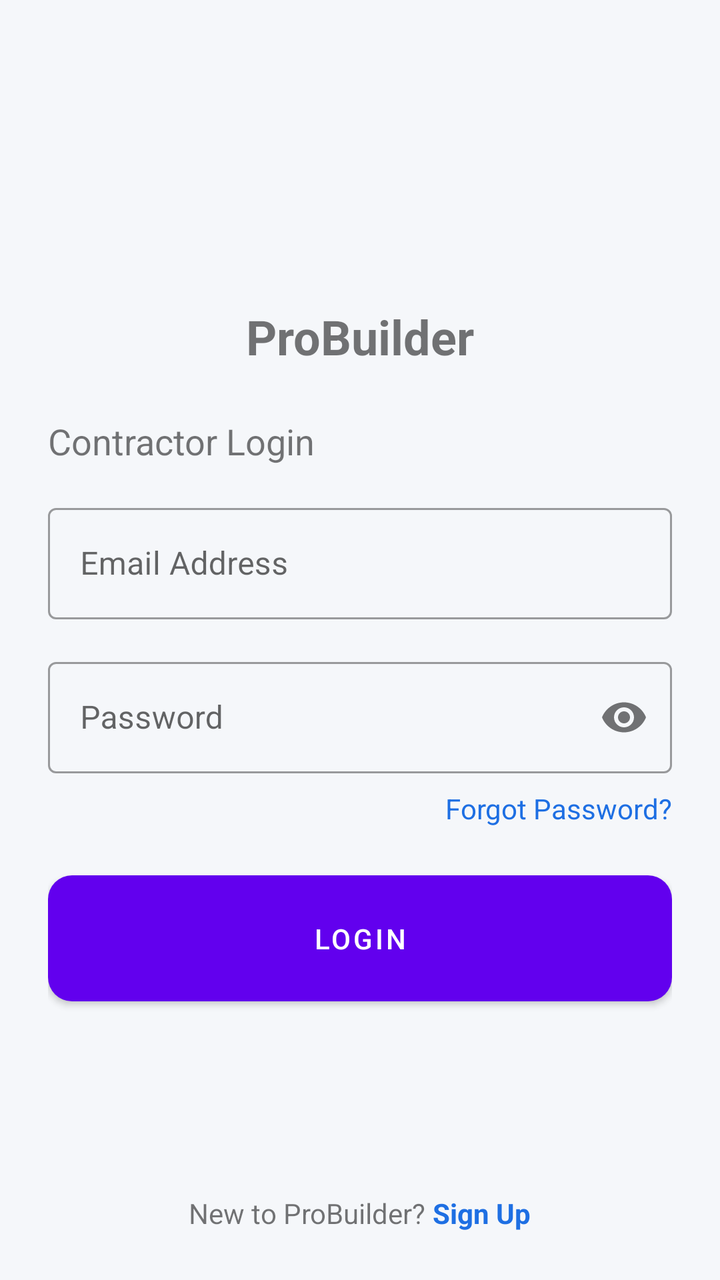
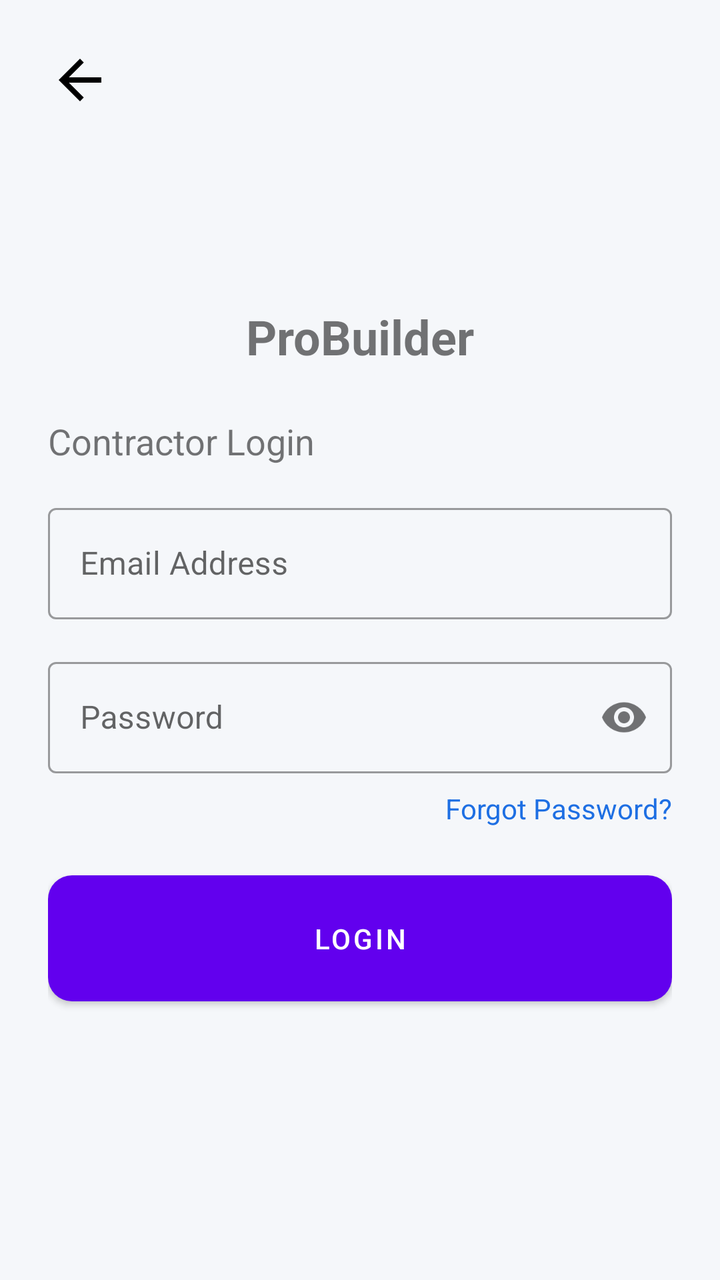

An Android layout rendered at two revisions. The XML below is the earlier revision; the diff shows what the commit changed to produce the second picture.
<!-- AndroidManifest.xml: application theme Theme.ProBuilder -->
<!-- res/layout/activity_contractor_login.xml -->
<?xml version="1.0" encoding="utf-8"?>
<RelativeLayout xmlns:android="http://schemas.android.com/apk/res/android"
    xmlns:app="http://schemas.android.com/apk/res-auto"
    xmlns:tools="http://schemas.android.com/tools"
    android:layout_width="match_parent"
    android:layout_height="match_parent"
    android:background="#F5F7FA"
    android:padding="24dp"
    tools:context=".ContractorLoginActivity">

    <LinearLayout
        android:id="@+id/headerLayout"
        android:layout_width="wrap_content"
        android:layout_height="wrap_content"
        android:layout_centerHorizontal="true"
        android:layout_marginTop="32dp"
        android:layout_marginBottom="24dp"
        android:gravity="center"
        android:orientation="vertical">

        <ImageView
            android:id="@+id/logoImageView"
            android:layout_width="80dp"
            android:layout_height="80dp"
            android:src="@mipmap/ic_launcher" />

        <TextView
            android:layout_width="wrap_content"
            android:layout_height="wrap_content"
            android:layout_marginTop="16dp"
            android:text="ProBuilder"
            android:textSize="24sp"
            android:textStyle="bold" />

    </LinearLayout>

    <TextView
        android:id="@+id/tvLoginTitle"
        android:layout_width="wrap_content"
        android:layout_height="wrap_content"
        android:layout_below="@id/headerLayout"
        android:layout_marginBottom="16dp"
        android:text="Contractor Login"
        android:textSize="18sp" />

    <com.google.android.material.textfield.TextInputLayout
        android:id="@+id/tilEmail"
        style="@style/Widget.MaterialComponents.TextInputLayout.OutlinedBox"
        android:layout_width="match_parent"
        android:layout_height="wrap_content"
        android:layout_below="@+id/tvLoginTitle"
        android:hint="Email Address">

        <com.google.android.material.textfield.TextInputEditText
            android:id="@+id/etEmail"
            android:layout_width="match_parent"
            android:layout_height="wrap_content"
            android:inputType="textEmailAddress" />

    </com.google.android.material.textfield.TextInputLayout>

    <com.google.android.material.textfield.TextInputLayout
        android:id="@+id/tilPassword"
        style="@style/Widget.MaterialComponents.TextInputLayout.OutlinedBox"
        android:layout_width="match_parent"
        android:layout_height="wrap_content"
        android:layout_below="@+id/tilEmail"
        android:layout_marginTop="16dp"
        app:passwordToggleEnabled="true"
        android:hint="Password">

        <com.google.android.material.textfield.TextInputEditText
            android:id="@+id/etPassword"
            android:layout_width="match_parent"
            android:layout_height="wrap_content"
            android:inputType="textPassword" />

    </com.google.android.material.textfield.TextInputLayout>

    <TextView
        android:id="@+id/tvForgotPassword"
        android:layout_width="wrap_content"
        android:layout_height="wrap_content"
        android:layout_below="@+id/tilPassword"
        android:layout_alignParentEnd="true"
        android:layout_marginTop="8dp"
        android:text="Forgot Password?"
        android:textColor="#1E6FE3" />

    <Button
        android:id="@+id/btnLogin"
        android:layout_width="match_parent"
        android:layout_height="wrap_content"
        android:layout_below="@+id/tvForgotPassword"
        android:layout_marginTop="24dp"
        android:background="@drawable/gradient_button_background"
        android:padding="16dp"
        android:text="Login"
        android:textColor="@android:color/white" />

    <LinearLayout
        android:layout_width="wrap_content"
        android:layout_height="wrap_content"
        android:layout_alignParentBottom="true"
        android:layout_centerHorizontal="true"
        android:orientation="horizontal">

        <TextView
            android:layout_width="wrap_content"
            android:layout_height="wrap_content"
            android:text="New to ProBuilder? " />

        <TextView
            android:id="@+id/tvSignUp"
            android:layout_width="wrap_content"
            android:layout_height="wrap_content"
            android:text="Sign Up"
            android:textColor="#1E6FE3"
            android:textStyle="bold" />

    </LinearLayout>

</RelativeLayout>
<!-- resources referenced by this layout -->
<resources>
  <!-- drawable gradient_button_background (drawable) -->
  <?xml version="1.0" encoding="utf-8"?>
  <shape xmlns:android="http://schemas.android.com/apk/res/android"
      android:shape="rectangle">
      <gradient
          android:angle="0"
          android:startColor="#3A7BD5"
          android:endColor="#00D2FF"
          android:type="linear" />
      <corners android:radius="12dp" />
  </shape>
  <!-- mipmap ic_launcher (mipmap-anydpi-v26) -->
  <?xml version="1.0" encoding="utf-8"?>
  <adaptive-icon xmlns:android="http://schemas.android.com/apk/res/android">
      <background android:drawable="@drawable/ic_launcher_background"/>
      <foreground android:drawable="@mipmap/ic_launcher_foreground"/>
  </adaptive-icon>
  <style name="Theme.ProBuilder" parent="Theme.MaterialComponents.Light.NoActionBar">
          
          <item name="colorPrimary">@color/colorPrimary</item>
          <item name="colorPrimaryVariant">@color/colorPrimaryDark</item>
          <item name="colorOnPrimary">@color/white</item>
          
          <item name="colorSecondary">@color/colorAccent</item>
          <item name="colorSecondaryVariant">@color/colorAccent</item>
          <item name="colorOnSecondary">@color/white</item>
          
          <item name="android:statusBarColor">?attr/colorPrimaryVariant</item>
      </style>
  <!-- drawable ic_launcher_background: vector/xml drawable (drawable, 4866 chars, omitted) -->
  <color name="colorPrimary">#6200EE</color>
  <color name="colorPrimaryDark">#3700B3</color>
  <color name="white">#FFFFFF</color>
  <color name="colorAccent">#03DAC5</color>
</resources>

<!-- the commit's change to res/layout/activity_contractor_login.xml (unified diff, before → after) -->
@@ -7,6 +7,15 @@
     android:background="#F5F7FA"
     android:padding="24dp"
     tools:context=".ContractorLoginActivity">
+
+    <ImageView
+        android:id="@+id/btnBack"
+        android:layout_width="32dp"
+        android:layout_height="32dp"
+        android:src="@drawable/ic_arrow_back_black"
+        android:contentDescription="Back"
+        android:layout_alignParentStart="true"
+        android:layout_alignParentTop="true" />
 
     <LinearLayout
         android:id="@+id/headerLayout"
@@ -22,13 +31,14 @@
             android:id="@+id/logoImageView"
             android:layout_width="80dp"
             android:layout_height="80dp"
-            android:src="@mipmap/ic_launcher" />
+            android:src="@mipmap/ic_launcher"
+            android:contentDescription="@string/desc_app_logo" />
 
         <TextView
             android:layout_width="wrap_content"
             android:layout_height="wrap_content"
             android:layout_marginTop="16dp"
-            android:text="ProBuilder"
+            android:text="@string/app_name"
             android:textSize="24sp"
             android:textStyle="bold" />
 
@@ -40,7 +50,7 @@
         android:layout_height="wrap_content"
         android:layout_below="@id/headerLayout"
         android:layout_marginBottom="16dp"
-        android:text="Contractor Login"
+        android:text="@string/title_contractor_login"
         android:textSize="18sp" />
 
     <com.google.android.material.textfield.TextInputLayout
@@ -49,7 +59,7 @@
         android:layout_width="match_parent"
         android:layout_height="wrap_content"
         android:layout_below="@+id/tvLoginTitle"
-        android:hint="Email Address">
+        android:hint="@string/hint_email">
 
         <com.google.android.material.textfield.TextInputEditText
             android:id="@+id/etEmail"
@@ -67,7 +77,7 @@
         android:layout_below="@+id/tilEmail"
         android:layout_marginTop="16dp"
         app:passwordToggleEnabled="true"
-        android:hint="Password">
+        android:hint="@string/hint_password">
 
         <com.google.android.material.textfield.TextInputEditText
             android:id="@+id/etPassword"
@@ -84,7 +94,7 @@
         android:layout_below="@+id/tilPassword"
         android:layout_alignParentEnd="true"
         android:layout_marginTop="8dp"
-        android:text="Forgot Password?"
+        android:text="@string/text_forgot_password"
         android:textColor="#1E6FE3" />
 
     <Button
@@ -95,29 +105,9 @@
         android:layout_marginTop="24dp"
         android:background="@drawable/gradient_button_background"
         android:padding="16dp"
-        android:text="Login"
+        android:text="@string/login"
         android:textColor="@android:color/white" />
 
-    <LinearLayout
-        android:layout_width="wrap_content"
-        android:layout_height="wrap_content"
-        android:layout_alignParentBottom="true"
-        android:layout_centerHorizontal="true"
-        android:orientation="horizontal">
 
-        <TextView
-            android:layout_width="wrap_content"
-            android:layout_height="wrap_content"
-            android:text="New to ProBuilder? " />
-
-        <TextView
-            android:id="@+id/tvSignUp"
-            android:layout_width="wrap_content"
-            android:layout_height="wrap_content"
-            android:text="Sign Up"
-            android:textColor="#1E6FE3"
-            android:textStyle="bold" />
-
-    </LinearLayout>
 
 </RelativeLayout>
<!-- resource entries referenced after the edit -->
@@ -11,12 +11,30 @@
           android:type="linear" />
       <corners android:radius="12dp" />
   </shape>
+  <!-- drawable ic_arrow_back_black (drawable) -->
+  <vector xmlns:android="http://schemas.android.com/apk/res/android"
+      android:width="24dp"
+      android:height="24dp"
+      android:viewportWidth="24"
+      android:viewportHeight="24"
+      android:autoMirrored="true">
+      <path
+          android:fillColor="#FF000000"
+          android:pathData="M20,11H7.83l5.59,-5.59L12,4l-8,8 8,8 1.41,-1.41L7.83,13H20v-2z"/>
+  </vector>
   <!-- mipmap ic_launcher (mipmap-anydpi-v26) -->
   <?xml version="1.0" encoding="utf-8"?>
   <adaptive-icon xmlns:android="http://schemas.android.com/apk/res/android">
       <background android:drawable="@drawable/ic_launcher_background"/>
       <foreground android:drawable="@mipmap/ic_launcher_foreground"/>
   </adaptive-icon>
+  <string name="app_name">ProBuilder</string>
+  <string name="desc_app_logo">App Logo</string>
+  <string name="hint_email">Email Address</string>
+  <string name="hint_password">Password</string>
+  <string name="login">Login</string>
+  <string name="text_forgot_password">Forgot Password?</string>
+  <string name="title_contractor_login">Contractor Login</string>
   <style name="Theme.ProBuilder" parent="Theme.MaterialComponents.Light.NoActionBar">
           
           <item name="colorPrimary">@color/colorPrimary</item>
@@ -28,11 +46,18 @@
           <item name="colorOnSecondary">@color/white</item>
           
           <item name="android:statusBarColor">?attr/colorPrimaryVariant</item>
+          <item name="android:windowAnimationStyle">@style/WindowAnimationTransition</item>
       </style>
   <!-- drawable ic_launcher_background: vector/xml drawable (drawable, 4866 chars, omitted) -->
   <color name="colorPrimary">#6200EE</color>
   <color name="colorPrimaryDark">#3700B3</color>
   <color name="white">#FFFFFF</color>
   <color name="colorAccent">#03DAC5</color>
+  <style name="WindowAnimationTransition">
+          <item name="android:activityOpenEnterAnimation">@anim/slide_in_right</item>
+          <item name="android:activityOpenExitAnimation">@anim/slide_out_left</item>
+          <item name="android:activityCloseEnterAnimation">@anim/slide_in_left</item>
+          <item name="android:activityCloseExitAnimation">@anim/slide_out_right</item>
+      </style>
 </resources>
 
